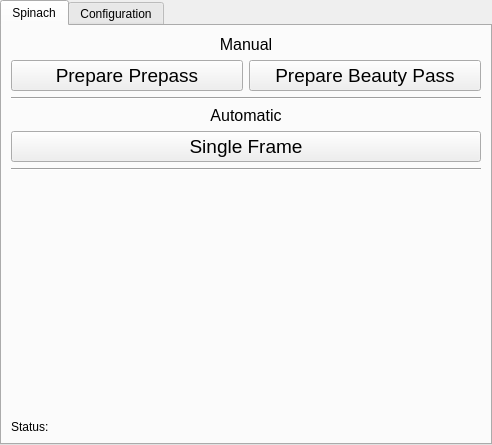
This is renderFarmingUI.ui in stephensmitchell-forks/renderFarming as Qt 5 draws it before an edit. The edited form follows.
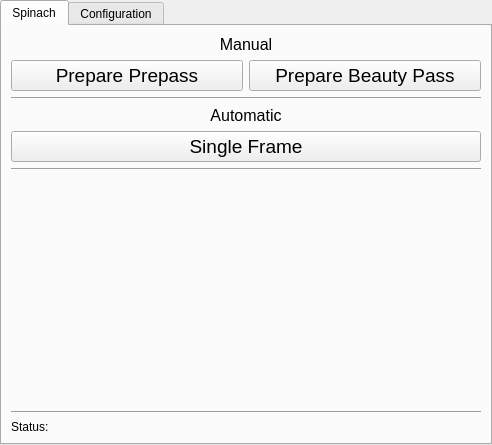
This is the edited form.

Commit message: Changed the UI in order to attach the window as a 3ds Max dialog Moved the Tabbed Dialog cycler into it's own file Got rid of idiotic, homemade, process_path() function and replaced it with os.path.normpath()

The edit to the form file:
```diff
--- a/renderFarmingUI.ui
+++ b/renderFarmingUI.ui
@@ -145,6 +145,13 @@
       </property>
      </spacer>
     </item>
+    <item>
+     <widget class="Line" name="line_3">
+      <property name="orientation">
+       <enum>Qt::Horizontal</enum>
+      </property>
+     </widget>
+    </item>
     <item>
      <widget class="QLabel" name="label_spinach_status">
       <property name="text">
```
Left out of the diff: 27 changed lines with no effect on the pictures. The commit also changes 6 other files.
